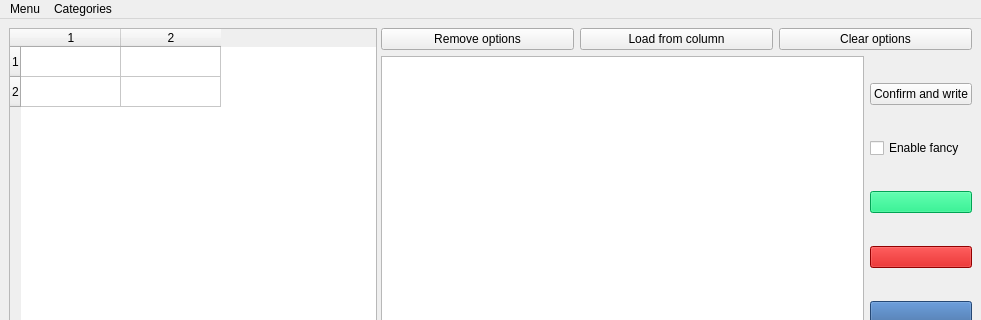
Above: untitled.ui from MirkoFerrati/categorizer before the change; both pictures show x 0 to 981 and y 0 to 320 of the 981 by 750 pixel window. Below: the same form after it.
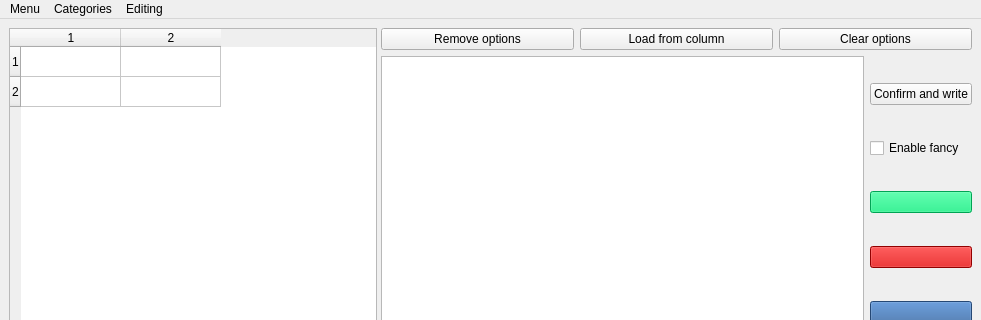
That is the form after the change.

Commit message: Add save_as, undo/redo, statusbar

```diff
--- a/untitled.ui
+++ b/untitled.ui
@@ -241,8 +241,16 @@
     <addaction name="separator"/>
     <addaction name="actionHide_good_ones"/>
    </widget>
+   <widget class="QMenu" name="menuEditing">
+    <property name="title">
+     <string>Editing</string>
+    </property>
+    <addaction name="actionUndo"/>
+    <addaction name="actionRedo"/>
+   </widget>
    <addaction name="menuOpenFile"/>
    <addaction name="menuCategories"/>
+   <addaction name="menuEditing"/>
   </widget>
   <widget class="QStatusBar" name="statusbar"/>
   <action name="actionOpen">
```
Left out of the diff: 16 changed lines with no effect on the pictures. The commit also changes 2 other files.
